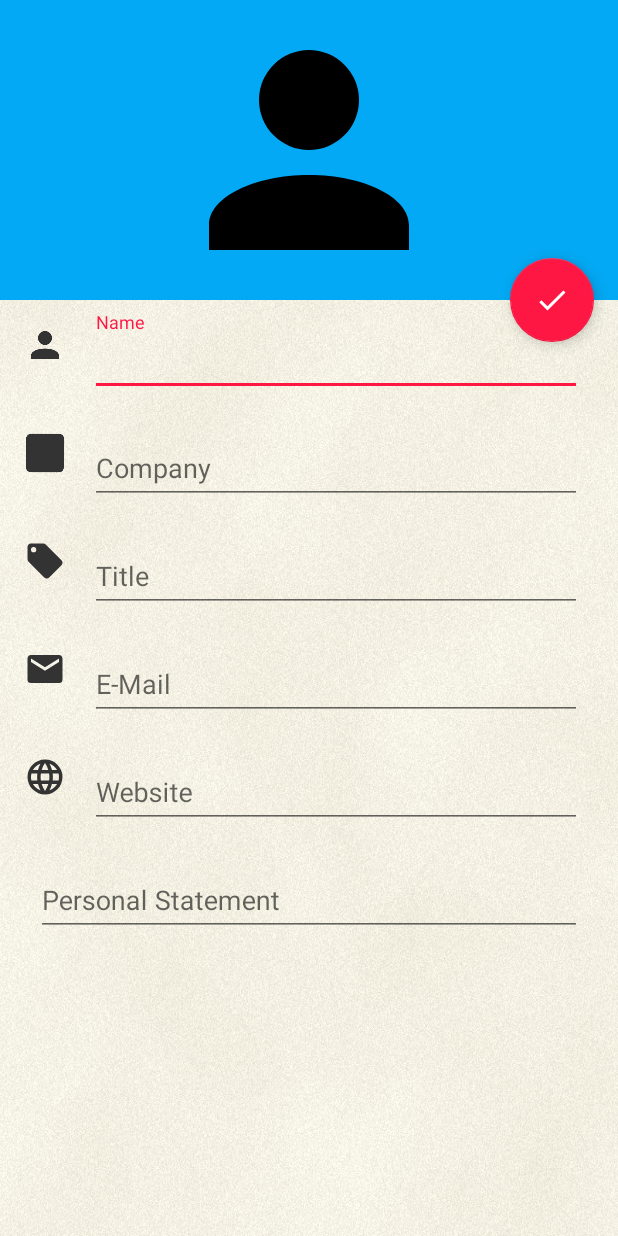
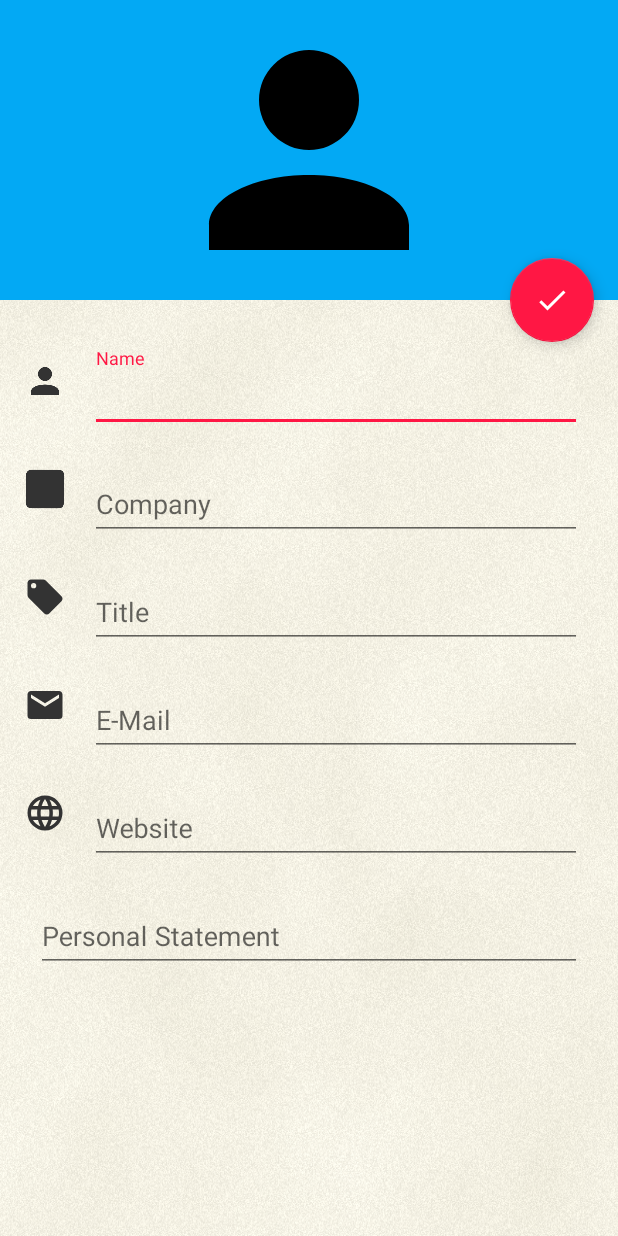
Before and after one commit to Fleker/SmartNetworking, an Android app: the layout userinfo.xml on its own in the app's theme, with its tools: preview values and no code run, on a phone screen of 412 x 824 dp. Run offline under Robolectric (Android 15) with nearby library versions, the phone set to English and light mode, and no system bars.

Commit message:
Fixing layout invasion from scrollview to profile container.

```diff
--- a/app/src/main/res/layout/userinfo.xml
+++ b/app/src/main/res/layout/userinfo.xml
@@ -95,7 +95,6 @@
             android:id="@+id/scrollView"
             android:layout_width="fill_parent"
             android:layout_height="wrap_content"
-            android:layout_marginTop="-24dp"
             android:fillViewport="false"
             android:scrollIndicators="right">
 
```
